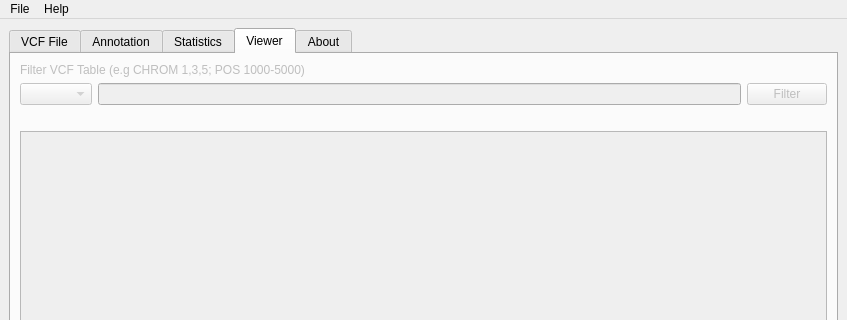
The window that MetallaxisGui.ui (seanlaidlaw/Metallaxis) describes before a commit, drawn with Qt 5; both pictures show x 0 to 847 and y 0 to 320 of the 847 by 587 pixel window.
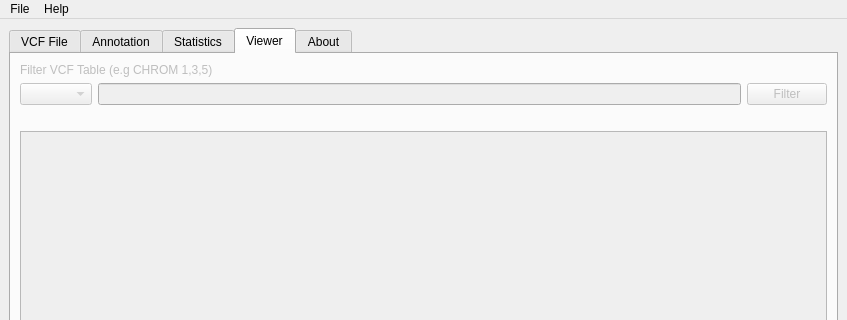
The same window after the commit.

Commit message: make filter_table functional except for "-" separated ranges

The edit to the form file:
```diff
--- a/MetallaxisGui.ui
+++ b/MetallaxisGui.ui
@@ -331,7 +331,7 @@
              <bool>false</bool>
             </property>
             <property name="text">
-             <string>Filter VCF Table (e.g CHROM 1,3,5; POS 1000-5000)</string>
+             <string>Filter VCF Table (e.g CHROM 1,3,5)</string>
             </property>
            </widget>
           </item>
```
The commit also changes 1 other file.
